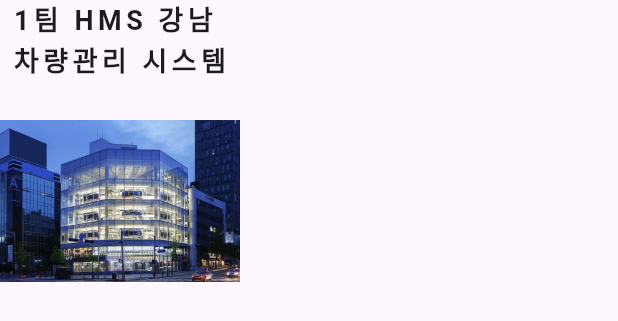
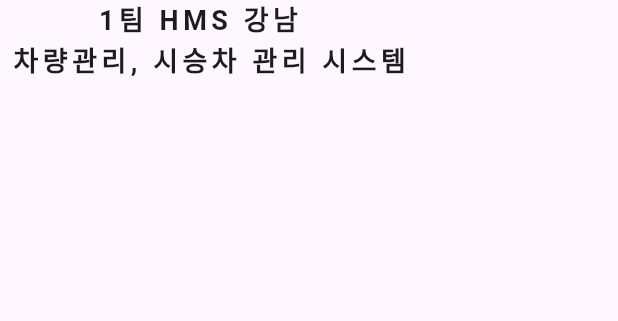
Before and after one commit to hokkihiroo/husky-team, a Flutter app: the CarManagementSystem widget shown alone on an empty page, opened directly, on a phone screen of 412 x 824 dp. Shown: the top 321 px of the screen. Run offline on Flutter 3.47's test engine with Material 3 defaults, Android fonts, the phone set to English and light mode, and no system bars; our stand-ins replace cloud_firestore, firebase_auth, firebase_core; accounts and stored records are empty; network calls fail.

Commit message:
12/4/afternoon

```diff
--- a/lib/car_management_system/car_mainview.dart
+++ b/lib/car_management_system/car_mainview.dart
@@ -18,17 +18,20 @@ class CarManagementSystem extends StatelessWidget {
             child: Column(
               children: [
                 Text(
-                  '1팀 HMS 강남 \n차량관리 시스템',
+                  '1팀 HMS 강남 ',
                   style: TextStyle(
                     letterSpacing: 3.0,
                     fontSize: 18,
                     fontWeight: FontWeight.bold,
                   ),
                 ),
-                Image.asset(
-                  'asset/img/ddo.png',
-                  width: 160,
-                  height: 160,
+                Text(
+                  ' 차량관리, 시승차 관리 시스템',
+                  style: TextStyle(
+                    letterSpacing: 3.0,
+                    fontSize: 18,
+                    fontWeight: FontWeight.bold,
+                  ),
                 ),
               ],
             ),
--- a/lib/car_management_system/team1/team1_model.dart
+++ b/lib/car_management_system/team1/team1_model.dart
@@ -474,7 +474,7 @@ class _RotaryListState extends State<RotaryList> {
                           print('문서 삭제 오류: $e');
                         }
                       },
-                      child: Text('차량 삭제하기')),
+                      child: Text('차량삭제')),
                 ),
               ],
             ),
```
